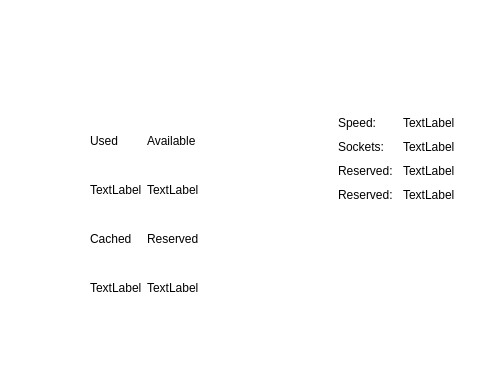
Qt form app/forms/mainwindow.ui (pthon5/taskmanager) before a commit; both pictures show x 120 to 600 and y 234 to 626 of the 600 by 626 pixel window.
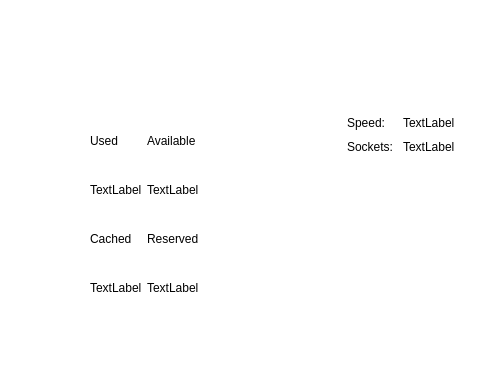
The same form after that commit. The open tabs and pages were chosen to show the change. Custom widgets are drawn as their Qt base class.

Patch:
```diff
--- a/app/forms/mainwindow.ui
+++ b/app/forms/mainwindow.ui
@@ -231,7 +231,7 @@
         <item>
          <widget class="QStackedWidget" name="stackedWidget">
           <property name="currentIndex">
-           <number>0</number>
+           <number>1</number>
           </property>
           <widget class="QWidget" name="cpuPage">
            <layout class="QVBoxLayout" name="verticalLayout_4" stretch="1,6,6">
@@ -644,6 +644,13 @@
                   </property>
                  </widget>
                 </item>
+                <item row="0" column="1">
+                 <widget class="QLabel" name="memorySpeed">
+                  <property name="text">
+                   <string>TextLabel</string>
+                  </property>
+                 </widget>
+                </item>
                 <item row="1" column="0">
                  <widget class="QLabel" name="label_10">
                   <property name="palette">
@@ -658,27 +665,6 @@
                   </property>
                  </widget>
                 </item>
-                <item row="2" column="0">
-                 <widget class="QLabel" name="label_11">
-                  <property name="palette">
-                   <palette>
-                    <active/>
-                    <inactive/>
-                    <disabled/>
-                   </palette>
-                  </property>
-                  <property name="text">
-                   <string>Reserved:</string>
-                  </property>
-                 </widget>
-                </item>
-                <item row="0" column="1">
-                 <widget class="QLabel" name="memorySpeed">
-                  <property name="text">
-                   <string>TextLabel</string>
-                  </property>
-                 </widget>
-                </item>
                 <item row="1" column="1">
                  <widget class="QLabel" name="memorySockets">
                   <property name="text">
@@ -686,34 +672,6 @@
                   </property>
                  </widget>
                 </item>
-                <item row="2" column="1">
-                 <widget class="QLabel" name="logicalProcessors_2">
-                  <property name="text">
-                   <string>TextLabel</string>
-                  </property>
-                 </widget>
-                </item>
-                <item row="3" column="0">
-                 <widget class="QLabel" name="label_20">
-                  <property name="palette">
-                   <palette>
-                    <active/>
-                    <inactive/>
-                    <disabled/>
-                   </palette>
-                  </property>
-                  <property name="text">
-                   <string>Reserved:</string>
-                  </property>
-                 </widget>
-                </item>
-                <item row="3" column="1">
-                 <widget class="QLabel" name="temperature_2">
-                  <property name="text">
-                   <string>TextLabel</string>
-                  </property>
-                 </widget>
-                </item>
                </layout>
               </item>
              </layout>
```
